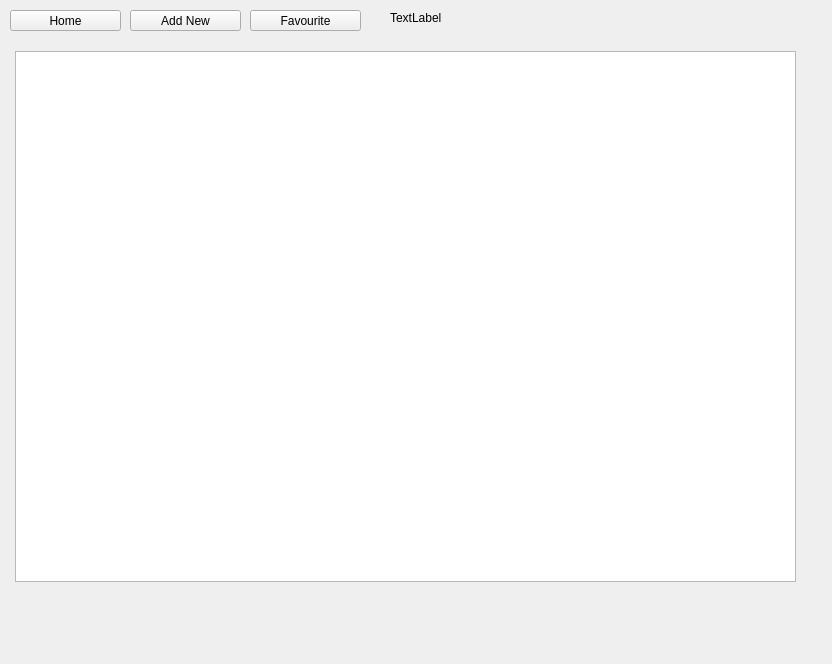
Qt form playlistform.ui (monarxy/MusicPlayer) before a commit.
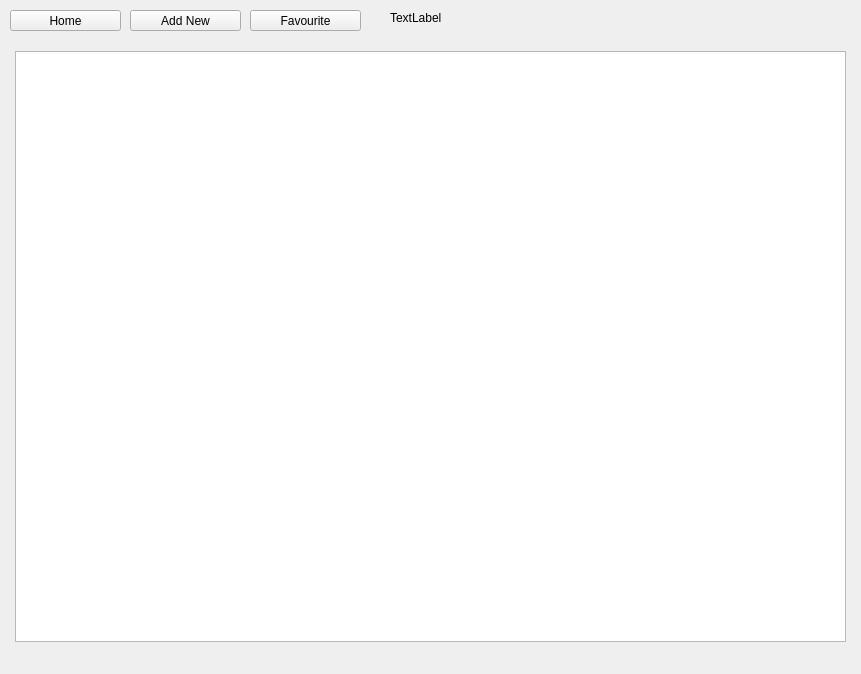
The same form after that commit.

Patch:
```diff
--- a/playlistform.ui
+++ b/playlistform.ui
@@ -6,8 +6,8 @@
    <rect>
     <x>0</x>
     <y>0</y>
-    <width>832</width>
-    <height>664</height>
+    <width>861</width>
+    <height>674</height>
    </rect>
   </property>
   <property name="windowTitle">
@@ -18,7 +18,7 @@
     <rect>
      <x>0</x>
      <y>10</y>
-     <width>821</width>
+     <width>851</width>
      <height>641</height>
     </rect>
    </property>
@@ -44,8 +44,8 @@
       <rect>
        <x>15</x>
        <y>41</y>
-       <width>781</width>
-       <height>531</height>
+       <width>831</width>
+       <height>591</height>
       </rect>
      </property>
     </widget>
```
